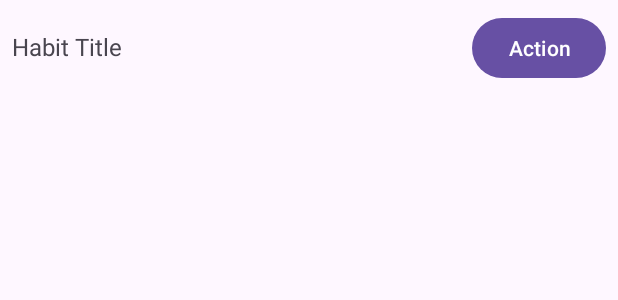
After one commit to IsaacPicov/carbonFootprintApp, an Android app: the layout habit.xml on its own in the app's theme, with its tools: preview values and no code run, on a phone screen of 412 x 824 dp. The commit adds this screen. Shown: the top 300 px of the screen. Run offline under Robolectric (Android 15) with nearby library versions, the light colour scheme and no system bars.

Commit message:
feat: Added the recyclerview to display habit objects dynamically

```diff
--- /dev/null
+++ b/Starter Application/app/src/main/res/layout/habit.xml
@@ -0,0 +1,21 @@
+<LinearLayout
+    xmlns:android="http://schemas.android.com/apk/res/android"
+    android:layout_width="match_parent"
+    android:layout_height="wrap_content"
+    android:orientation="horizontal"
+    android:padding="8dp">
+
+    <TextView
+        android:id="@+id/habitTitle"
+        android:layout_width="0dp"
+        android:layout_height="wrap_content"
+        android:layout_weight="1"
+        android:text="Habit Title"
+        android:textSize="16sp" />
+
+    <Button
+        android:id="@+id/btnAction"
+        android:layout_width="wrap_content"
+        android:layout_height="wrap_content"
+        android:text="Action" />
+</LinearLayout>
```
Also changed, not shown: Starter Application/app/src/main/java/com/example/b07demosummer2024/Habit.java (added, +31 -0 lines), Starter Application/app/src/main/java/com/example/b07demosummer2024/HabitAdapter.java (added, +64 -0 lines), Starter Application/app/src/main/java/com/example/b07demosummer2024/HabitTrackerFragment.java (+25 -9 lines), Starter Application/app/src/main/res/layout/fragment_habit_tracker.xml (+7 -0 lines).
